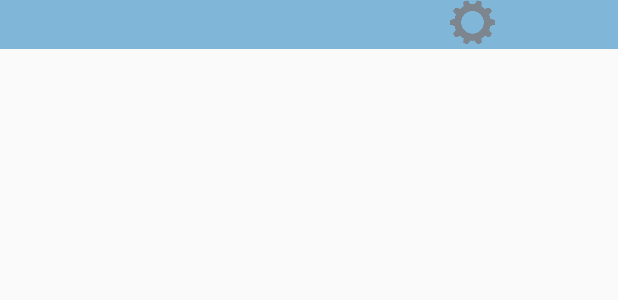
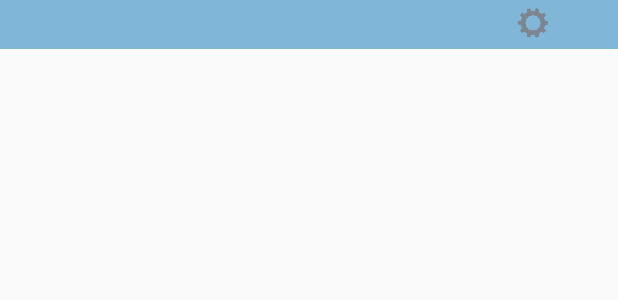
Before and after one commit to linneabark/LEEP, an Android app: the layout list_item.xml on its own in the app's theme, with its tools: preview values and no code run, on a phone screen of 412 x 824 dp. Shown: the top 300 px of the screen. Run offline under Robolectric (Android 15) with nearby library versions, the phone set to English and light mode, and no system bars.

Commit message:
Deleted popUp button

```diff
--- a/app/src/main/java/com/example/linneabark/test/Settings.java
+++ b/app/src/main/java/com/example/linneabark/test/Settings.java
@@ -55,17 +55,6 @@ public class Settings extends Fragment {
         initData();
         listAdapter = new ExpandableListAdapter(getActivity(), listDataHeader, listHash);
         listView.setAdapter(listAdapter);
-
-        final Button showPopUp = (Button) rootView.findViewById(R.id.buttonShowPopUp);
-            showPopUp.setOnClickListener(new View.OnClickListener() {
-            @Override
-            public void onClick(View v) {
-
-                showCategoryPopUp();
-            }
-        });
-
-
 
        return rootView;
     }
--- a/app/src/main/res/layout/list_item.xml
+++ b/app/src/main/res/layout/list_item.xml
@@ -8,27 +8,26 @@
 
     <TextView
         android:id="@+id/lblListItem"
-        android:textSize="16dip"
+        android:layout_width="match_parent"
+        android:layout_height="wrap_content"
+        android:layout_weight="1"
+        android:background="@color/smallMenuColor"
+        android:paddingBottom="5dp"
         android:paddingLeft="?android:attr/expandableListPreferredChildPaddingLeft"
         android:paddingTop="5dp"
-        android:paddingBottom="5dp"
-        android:layout_width="match_parent"
-        android:layout_height="wrap_content"
-        android:background="@color/smallMenuColor"
-        android:layout_weight="1"
-        />
+        android:textSize="16dip" />
 
     <ImageButton
         android:id="@+id/list_item_button"
         style="@style/Widget.AppCompat.Button.Colored"
-        android:layout_width="30dp"
-        android:layout_height="30dp"
-        android:layout_marginLeft="300dp"
+        android:layout_width="20dp"
+        android:layout_height="20dp"
+        android:layout_marginLeft="345dp"
+        android:layout_marginTop="5dp"
         android:background="@drawable/settings_icon"
         android:baselineAlignBottom="false"
         android:elevation="0dp"
         android:focusable="false"
-        android:onClick="clickedSettings"
 
-        />
+        android:onClick="clickedSettings" />
 </RelativeLayout>
```
